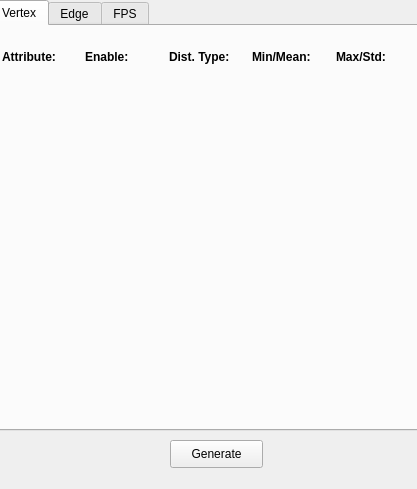
First picture: the form in resource/gui/RealTimeDialog.ui, repository dthung1602/NetworkVisualization, before the edit.
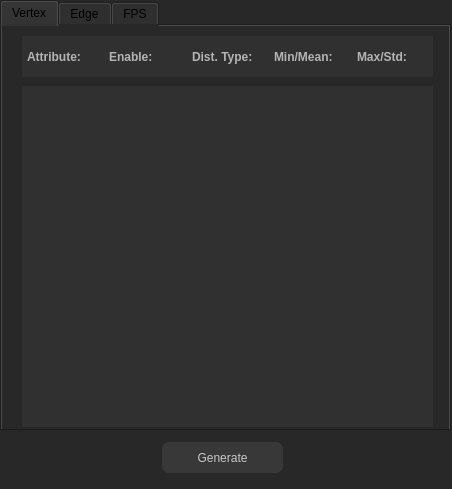
Second picture: the form after the edit. The open tabs and pages were chosen to show the change.

What changed in the file:
```diff
--- a/resource/gui/RealTimeDialog.ui
+++ b/resource/gui/RealTimeDialog.ui
@@ -6,22 +6,28 @@
    <rect>
     <x>0</x>
     <y>0</y>
-    <width>417</width>
+    <width>452</width>
     <height>489</height>
    </rect>
   </property>
   <property name="windowTitle">
    <string>Form</string>
   </property>
+  <property name="styleSheet">
+   <string notr="true">background-color: #282828</string>
+  </property>
   <widget class="QTabWidget" name="tabWidget">
    <property name="geometry">
     <rect>
-     <x>-10</x>
+     <x>0</x>
      <y>0</y>
-     <width>431</width>
+     <width>451</width>
      <height>431</height>
     </rect>
    </property>
+   <property name="styleSheet">
+    <string notr="true">QTabWidget:pane {}</string>
+   </property>
    <property name="currentIndex">
     <number>2</number>
    </property>
@@ -32,24 +38,37 @@
     <widget class="QWidget" name="gridLayoutWidget">
      <property name="geometry">
       <rect>
-       <x>10</x>
-       <y>50</y>
+       <x>20</x>
+       <y>60</y>
        <width>411</width>
-       <height>351</height>
+       <height>341</height>
       </rect>
      </property>
-     <layout class="QGridLayout" name="vertexGridLayout"/>
+     <property name="styleSheet">
+      <string notr="true">background-color: #303030;</string>
+     </property>
+     <layout class="QGridLayout" name="vertexGridLayout">
+      <property name="leftMargin">
+       <number>5</number>
+      </property>
+     </layout>
     </widget>
     <widget class="QWidget" name="horizontalLayoutWidget">
      <property name="geometry">
       <rect>
-       <x>10</x>
+       <x>20</x>
        <y>10</y>
        <width>411</width>
        <height>41</height>
       </rect>
      </property>
+     <property name="styleSheet">
+      <string notr="true">background-color: #303030;</string>
+     </property>
      <layout class="QHBoxLayout" name="horizontalLayout">
+      <property name="leftMargin">
+       <number>5</number>
+      </property>
       <item>
        <widget class="QLabel" name="label_2">
         <property name="font">
@@ -58,6 +77,12 @@
           <bold>true</bold>
          </font>
         </property>
+        <property name="styleSheet">
+         <string notr="true">color: rgb(180,180,180);
+
+                            background-color: transparent;
+                        </string>
+        </property>
         <property name="text">
          <string>Attribute:</string>
         </property>
@@ -71,6 +96,12 @@
           <bold>true</bold>
          </font>
         </property>
+        <property name="styleSheet">
+         <string notr="true">color: rgb(180,180,180);
+
+                            background-color: transparent;
+                        </string>
+        </property>
         <property name="text">
          <string>Enable:</string>
         </property>
@@ -84,6 +115,12 @@
           <bold>true</bold>
          </font>
         </property>
+        <property name="styleSheet">
+         <string notr="true">color: rgb(180,180,180);
+
+                            background-color: transparent;
+                        </string>
+        </property>
         <property name="text">
          <string>Dist. Type:</string>
         </property>
@@ -97,6 +134,12 @@
           <bold>true</bold>
          </font>
         </property>
+        <property name="styleSheet">
+         <string notr="true">color: rgb(180,180,180);
+
+                            background-color: transparent;
+                        </string>
+        </property>
         <property name="text">
          <string>Min/Mean:</string>
         </property>
@@ -110,6 +153,12 @@
           <bold>true</bold>
          </font>
         </property>
+        <property name="styleSheet">
+         <string notr="true">color: rgb(180,180,180);
+
+                            background-color: transparent;
+                        </string>
+        </property>
         <property name="text">
          <string>Max/Std:</string>
         </property>
@@ -285,12 +334,25 @@
   <widget class="QPushButton" name="generate_btn">
    <property name="geometry">
     <rect>
-     <x>170</x>
-     <y>440</y>
-     <width>93</width>
-     <height>28</height>
+     <x>162</x>
+     <y>442</y>
+     <width>121</width>
+     <height>31</height>
     </rect>
    </property>
+   <property name="styleSheet">
+    <string notr="true">QPushButton{
+                            color: rgb(200, 200, 200);
+                            border-style: 2px solid rgb(200, 200, 200);
+                            border-radius: 7px;
+                            background-color: #383838;
+                            }
+
+                            QPushButton:hover{
+                            background-color: #303030;
+                            }
+                        </string>
+   </property>
    <property name="text">
     <string>Generate</string>
    </property>
```
Left out of the diff: 65 changed lines with no effect on the pictures.
